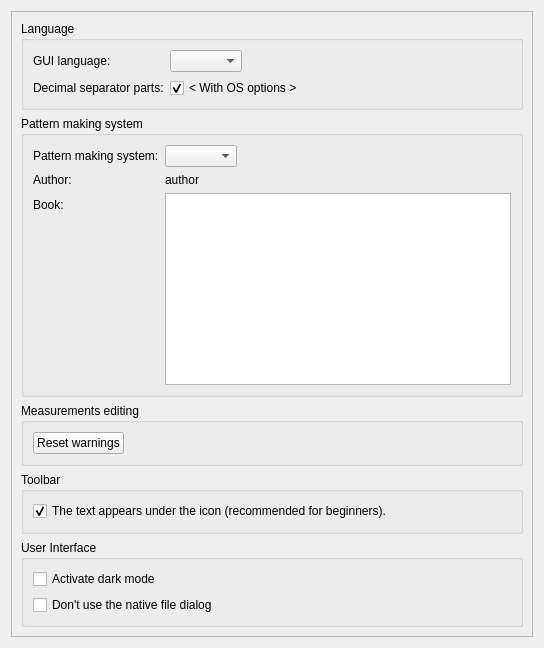
This is src/app/tape/dialogs/configpages/tapepreferencesconfigurationpage.ui in dismine/valentina as Qt 5 draws it before an edit. The edited form follows.
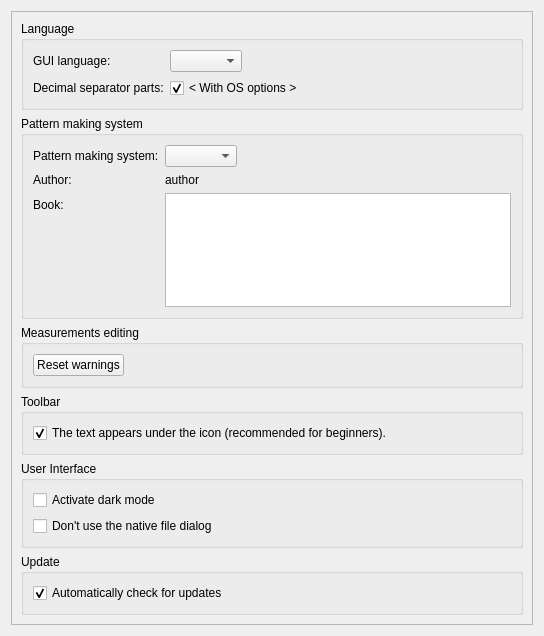
This is the edited form.

The edit to the form file:
```diff
--- a/src/app/tape/dialogs/configpages/tapepreferencesconfigurationpage.ui
+++ b/src/app/tape/dialogs/configpages/tapepreferencesconfigurationpage.ui
@@ -7,7 +7,7 @@
     <x>0</x>
     <y>0</y>
     <width>544</width>
-    <height>648</height>
+    <height>636</height>
    </rect>
   </property>
   <property name="windowTitle">
@@ -25,7 +25,7 @@
         <x>0</x>
         <y>0</y>
         <width>524</width>
-        <height>628</height>
+        <height>616</height>
        </rect>
       </property>
       <layout class="QVBoxLayout" name="verticalLayout_2">
@@ -188,6 +188,28 @@
          </layout>
         </widget>
        </item>
+       <item>
+        <widget class="QGroupBox" name="groupBox_9">
+         <property name="title">
+          <string>Update</string>
+         </property>
+         <layout class="QVBoxLayout" name="verticalLayout_8">
+          <item>
+           <widget class="QCheckBox" name="checkBoxAutomaticallyCheckUpdates">
+            <property name="toolTip">
+             <string>Automatically check for updates each time the application starts</string>
+            </property>
+            <property name="text">
+             <string>Automatically check for updates</string>
+            </property>
+            <property name="checked">
+             <bool>true</bool>
+            </property>
+           </widget>
+          </item>
+         </layout>
+        </widget>
+       </item>
       </layout>
      </widget>
     </widget>
```
